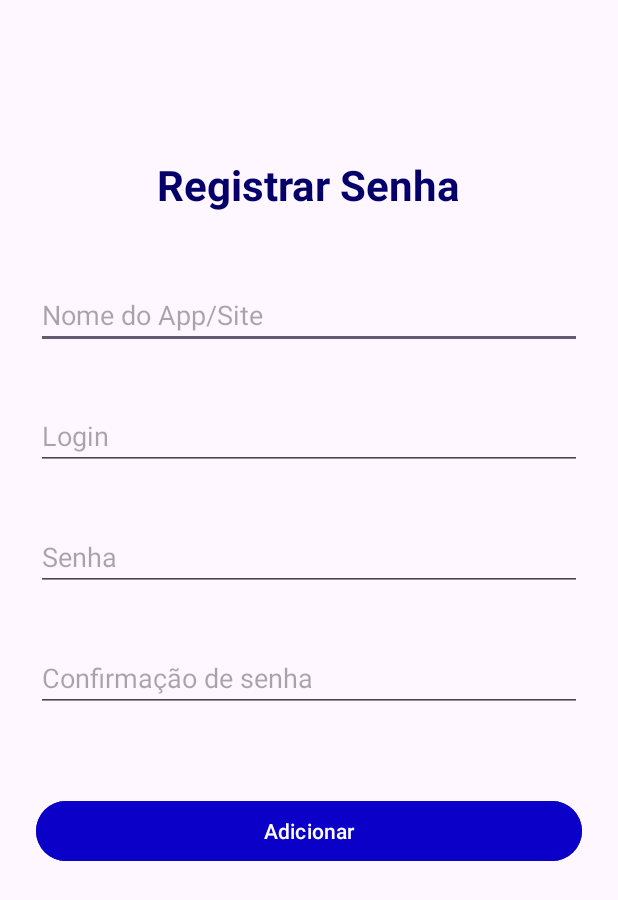
After one commit to ianfrvnco/BancoDeSenhasMobile, an Android app: the layout tela_adicionar_senha.xml on its own in the app's theme, with its tools: preview values and no code run, on a phone screen of 412 x 824 dp. The commit adds this screen. Shown: the top 900 px of the screen. Run offline under Robolectric (Android 15) with nearby library versions, the phone set to English and light mode, and no system bars.

```diff
--- a/app/build.gradle
+++ b/app/build.gradle
@@ -48,6 +48,7 @@ dependencies {
 
     // Firebase App Check (para segurança)
     implementation 'com.google.firebase:firebase-appcheck-debug'
+    implementation libs.recyclerview
 
     // Testing (opcional)
     testImplementation 'junit:junit:4.13.2'
--- /dev/null
+++ b/app/src/main/res/layout/tela_adicionar_senha.xml
@@ -0,0 +1,60 @@
+<LinearLayout xmlns:android="http://schemas.android.com/apk/res/android"
+    android:layout_width="match_parent"
+    android:layout_height="match_parent"
+    android:orientation="vertical"
+    android:padding="24dp">
+
+    <TextView
+        android:id="@+id/txtTitulo"
+        android:layout_width="wrap_content"
+        android:layout_height="wrap_content"
+        android:text="Registrar Senha"
+        android:textSize="28sp"
+        android:textStyle="bold"
+        android:textColor="@color/dark_blue"
+        android:layout_gravity="center_horizontal"
+        android:layout_marginTop="80sp"/>
+
+    <EditText
+        android:id="@+id/edtNome"
+        android:layout_width="match_parent"
+        android:layout_height="wrap_content"
+        android:hint="Nome do App/Site"
+        android:layout_marginTop="45sp"
+        android:inputType="textEmailAddress"/>
+
+    <EditText
+        android:id="@+id/edtLogin"
+        android:layout_width="match_parent"
+        android:layout_height="wrap_content"
+        android:hint="Login"
+        android:layout_marginTop="35sp"
+        android:inputType="textEmailAddress"/>
+
+    <EditText
+        android:id="@+id/edtSenha"
+        android:layout_width="match_parent"
+        android:layout_height="wrap_content"
+        android:hint="Senha"
+        android:layout_marginTop="35sp"
+        android:inputType="textPassword"/>
+
+    <EditText
+        android:id="@+id/edtSenhaConfirma"
+        android:layout_width="match_parent"
+        android:layout_height="wrap_content"
+        android:hint="Confirmação de senha"
+        android:layout_marginVertical="35sp"
+        android:inputType="textPassword"/>
+
+
+    <Button
+        android:id="@+id/btnAdicionar"
+        android:layout_width="match_parent"
+        android:layout_height="wrap_content"
+        android:text="Adicionar"
+        android:backgroundTint="@color/blue"
+        android:layout_marginBottom="1sp"
+        android:layout_marginTop="20sp"
+        />
+</LinearLayout>
--- a/gradle/libs.versions.toml
+++ b/gradle/libs.versions.toml
@@ -7,6 +7,7 @@ appcompat = "1.7.1"
 material = "1.13.0"
 activity = "1.11.0"
 constraintlayout = "2.2.1"
+recyclerview = "1.4.0"
 
 [libraries]
 junit = { group = "junit", name = "junit", version.ref = "junit" }
@@ -16,6 +17,7 @@ appcompat = { group = "androidx.appcompat", name = "appcompat", version.ref = "a
 material = { group = "com.google.android.material", name = "material", version.ref = "material" }
 activity = { group = "androidx.activity", name = "activity", version.ref = "activity" }
 constraintlayout = { group = "androidx.constraintlayout", name = "constraintlayout", version.ref = "constraintlayout" }
+recyclerview = { group = "androidx.recyclerview", name = "recyclerview", version.ref = "recyclerview" }
 
 [plugins]
 android-application = { id = "com.android.application", version.ref = "agp" }
```
Also changed, not shown: app/src/main/java/com/ulbra/bancodesenhas/MainActivity.java (+17 -0 lines), app/src/main/java/com/ulbra/bancodesenhas/MenuActivity.java (+24 -1 lines), app/src/main/java/com/ulbra/bancodesenhas/RegistroSenhaActivity.java (added, +83 -0 lines), app/src/main/res/layout/item_senha.xml (deleted, +0 -36 lines), app/src/main/res/layout/tela_menu.xml (+9 -11 lines).
